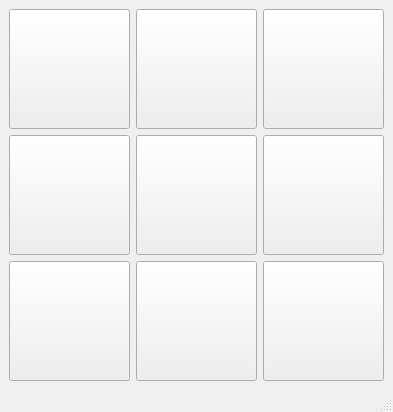
Before: the Qt Designer form tictactoe/mainwindow.ui in slashdotted/corsocpp_tp_2022, drawn with Qt 5.
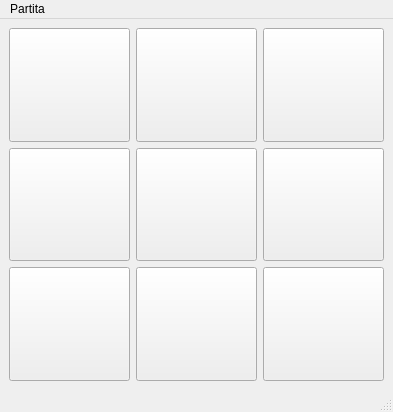
After: the same form once the commit is applied.

What changed in the file:
```diff
--- a/tictactoe/mainwindow.ui
+++ b/tictactoe/mainwindow.ui
@@ -18,7 +18,7 @@
     <item row="0" column="0">
      <widget class="QPushButton" name="cella_00">
       <property name="sizePolicy">
-       <sizepolicy hsizetype="Minimum" vsizetype="Preferred">
+       <sizepolicy hsizetype="MinimumExpanding" vsizetype="MinimumExpanding">
         <horstretch>0</horstretch>
         <verstretch>0</verstretch>
        </sizepolicy>
@@ -38,12 +38,15 @@
       <property name="text">
        <string/>
       </property>
+      <property name="flat">
+       <bool>false</bool>
+      </property>
      </widget>
     </item>
     <item row="0" column="1">
      <widget class="QPushButton" name="cella_01">
       <property name="sizePolicy">
-       <sizepolicy hsizetype="Minimum" vsizetype="Preferred">
+       <sizepolicy hsizetype="MinimumExpanding" vsizetype="MinimumExpanding">
         <horstretch>0</horstretch>
         <verstretch>0</verstretch>
        </sizepolicy>
@@ -63,12 +66,15 @@
       <property name="text">
        <string/>
       </property>
+      <property name="flat">
+       <bool>false</bool>
+      </property>
      </widget>
     </item>
     <item row="0" column="2">
      <widget class="QPushButton" name="cella_02">
       <property name="sizePolicy">
-       <sizepolicy hsizetype="Minimum" vsizetype="Preferred">
+       <sizepolicy hsizetype="MinimumExpanding" vsizetype="MinimumExpanding">
         <horstretch>0</horstretch>
         <verstretch>0</verstretch>
        </sizepolicy>
@@ -88,12 +94,15 @@
       <property name="text">
        <string/>
       </property>
+      <property name="flat">
+       <bool>false</bool>
+      </property>
      </widget>
     </item>
     <item row="1" column="0">
      <widget class="QPushButton" name="cella_10">
       <property name="sizePolicy">
-       <sizepolicy hsizetype="Minimum" vsizetype="Preferred">
+       <sizepolicy hsizetype="MinimumExpanding" vsizetype="MinimumExpanding">
         <horstretch>0</horstretch>
         <verstretch>0</verstretch>
        </sizepolicy>
@@ -113,12 +122,15 @@
       <property name="text">
        <string/>
       </property>
+      <property name="flat">
+       <bool>false</bool>
+      </property>
      </widget>
     </item>
     <item row="1" column="1">
      <widget class="QPushButton" name="cella_11">
       <property name="sizePolicy">
-       <sizepolicy hsizetype="Minimum" vsizetype="Preferred">
+       <sizepolicy hsizetype="MinimumExpanding" vsizetype="MinimumExpanding">
         <horstretch>0</horstretch>
         <verstretch>0</verstretch>
        </sizepolicy>
@@ -138,12 +150,15 @@
       <property name="text">
        <string/>
       </property>
+      <property name="flat">
+       <bool>false</bool>
+      </property>
      </widget>
     </item>
     <item row="1" column="2">
      <widget class="QPushButton" name="cella_12">
       <property name="sizePolicy">
-       <sizepolicy hsizetype="Minimum" vsizetype="Preferred">
+       <sizepolicy hsizetype="MinimumExpanding" vsizetype="MinimumExpanding">
         <horstretch>0</horstretch>
         <verstretch>0</verstretch>
        </sizepolicy>
@@ -163,12 +178,15 @@
       <property name="text">
        <string/>
       </property>
+      <property name="flat">
+       <bool>false</bool>
+      </property>
      </widget>
     </item>
     <item row="2" column="0">
      <widget class="QPushButton" name="cella_20">
       <property name="sizePolicy">
-       <sizepolicy hsizetype="Minimum" vsizetype="Preferred">
+       <sizepolicy hsizetype="MinimumExpanding" vsizetype="MinimumExpanding">
         <horstretch>0</horstretch>
         <verstretch>0</verstretch>
        </sizepolicy>
@@ -188,12 +206,15 @@
       <property name="text">
        <string/>
       </property>
+      <property name="flat">
+       <bool>false</bool>
+      </property>
      </widget>
     </item>
     <item row="2" column="1">
      <widget class="QPushButton" name="cella_21">
       <property name="sizePolicy">
-       <sizepolicy hsizetype="Minimum" vsizetype="Preferred">
+       <sizepolicy hsizetype="MinimumExpanding" vsizetype="MinimumExpanding">
         <horstretch>0</horstretch>
         <verstretch>0</verstretch>
        </sizepolicy>
@@ -213,12 +234,15 @@
       <property name="text">
        <string/>
       </property>
+      <property name="flat">
+       <bool>false</bool>
+      </property>
      </widget>
     </item>
     <item row="2" column="2">
      <widget class="QPushButton" name="cella_22">
       <property name="sizePolicy">
-       <sizepolicy hsizetype="Preferred" vsizetype="Preferred">
+       <sizepolicy hsizetype="MinimumExpanding" vsizetype="MinimumExpanding">
         <horstretch>0</horstretch>
         <verstretch>0</verstretch>
        </sizepolicy>
@@ -238,6 +262,9 @@
       <property name="text">
        <string/>
       </property>
+      <property name="flat">
+       <bool>false</bool>
+      </property>
      </widget>
     </item>
    </layout>
@@ -251,6 +278,15 @@
      <height>22</height>
     </rect>
    </property>
+   <widget class="QMenu" name="menuPartita">
+    <property name="title">
+     <string>Partita</string>
+    </property>
+    <addaction name="actionNuova"/>
+    <addaction name="separator"/>
+    <addaction name="actionEsci"/>
+   </widget>
+   <addaction name="menuPartita"/>
   </widget>
   <widget class="QStatusBar" name="statusbar"/>
  </widget>
```
Left out of the diff: 29 changed lines with no effect on the pictures.
